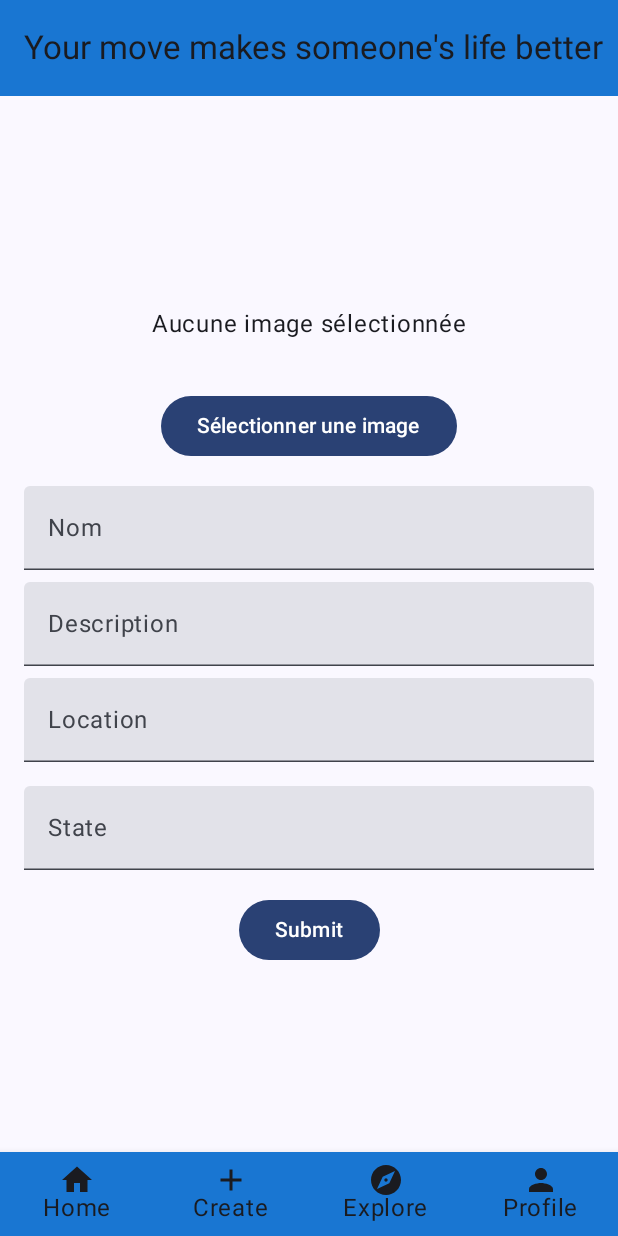
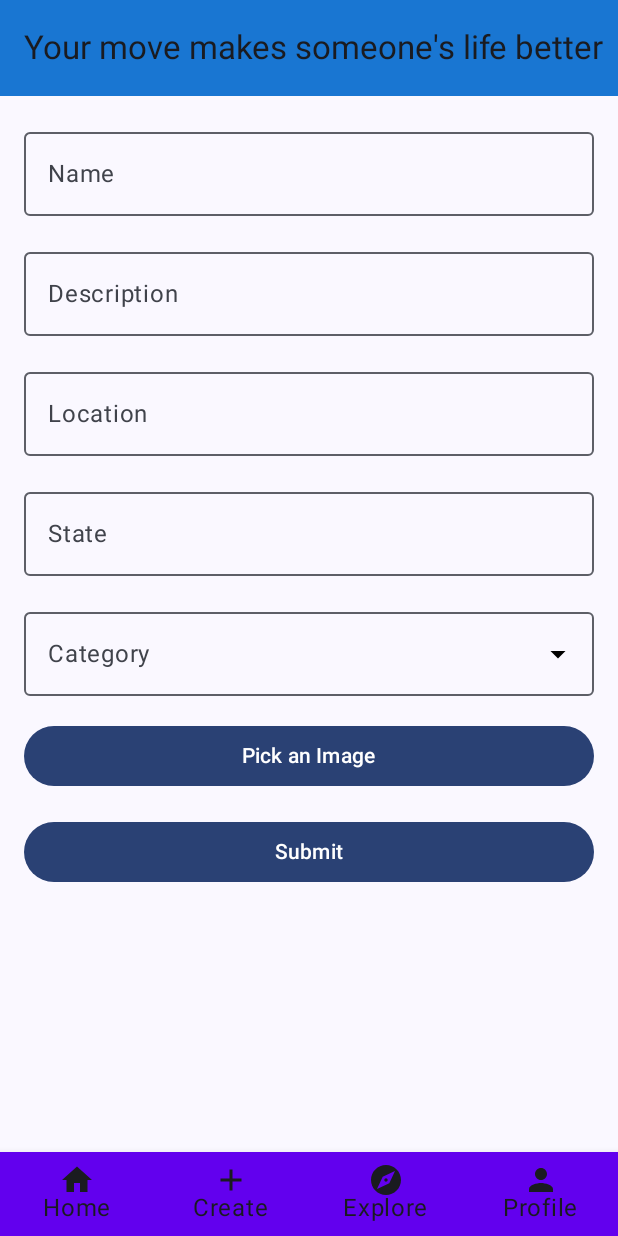
Before and after one commit to sabrinakaabachi/final, an Android app built with Jetpack Compose: the AddImageScreen screen opened through its navigation route, on a phone screen of 412 x 824 dp. Run offline under Robolectric (Android 15) with nearby library versions, the phone set to English and light mode, and no system bars; pictures from the network do not load; 1 statement that could not run was skipped.

Commit message:
Votre message de commit ici

```diff
--- a/app/src/main/java/com/example/myapplication11/MainActivity.kt
+++ b/app/src/main/java/com/example/myapplication11/MainActivity.kt
@@ -1,6 +1,7 @@
+@file:OptIn(ExperimentalMaterial3Api::class)
+
 package com.example.myapplication11
 
-import android.content.Context
 import android.net.Uri
 import android.os.Bundle
 import androidx.activity.ComponentActivity
@@ -9,12 +10,17 @@ import androidx.activity.compose.setContent
 import androidx.activity.result.contract.ActivityResultContracts
 import androidx.activity.viewModels
 import androidx.compose.foundation.Image
+import androidx.compose.foundation.clickable
+import androidx.compose.foundation.interaction.MutableInteractionSource
 import androidx.compose.foundation.layout.*
 import androidx.compose.foundation.rememberScrollState
 import androidx.compose.foundation.shape.RoundedCornerShape
 import androidx.compose.foundation.verticalScroll
+import androidx.compose.material.BottomNavigation
+import androidx.compose.material.BottomNavigationItem
 import androidx.compose.material.icons.Icons
 import androidx.compose.material.icons.filled.Add
+import androidx.compose.material.icons.filled.ArrowDropDown
 import androidx.compose.material.icons.filled.Explore
 import androidx.compose.material.icons.filled.Home
 import androidx.compose.material.icons.filled.Person
@@ -25,29 +31,20 @@ import androidx.compose.ui.Alignment
 import androidx.compose.ui.Modifier
 import androidx.compose.ui.graphics.Color
 import androidx.compose.ui.layout.ContentScale
-import androidx.compose.ui.platform.LocalContext
 import androidx.compose.ui.text.font.FontWeight
 import androidx.compose.ui.text.style.TextAlign
 import androidx.compose.ui.text.style.TextOverflow
 import androidx.compose.ui.unit.dp
 import androidx.compose.ui.unit.sp
-import androidx.core.content.FileProvider
 import androidx.navigation.NavController
 import androidx.navigation.compose.NavHost
 import androidx.navigation.compose.composable
 import androidx.navigation.compose.rememberNavController
-import com.example.myapplication11.R
+import coil.compose.rememberAsyncImagePainter
 import com.example.myapplication11.models.Product
 import com.example.myapplication11.ui.theme.MyApplication11Theme
 import com.example.myapplication11.viewmodel.ProductUiState
 import com.example.myapplication11.viewmodel.ProductViewModel
-import coil.compose.rememberAsyncImagePainter
-import com.example.myapplication11.ui.CreateScreen
-import androidx.compose.material.BottomNavigation
-import androidx.compose.material.BottomNavigationItem
-import androidx.compose.ui.tooling.preview.Preview
-import androidx.navigation.compose.currentBackStackEntryAsState
-import java.io.File
 
 // Main Activity
 class MainActivity : ComponentActivity() {
@@ -74,6 +71,7 @@ class MainActivity : ComponentActivity() {
 fun MyApp(productViewModel: ProductViewModel) {
     val navController = rememberNavController()
     val uiState by productViewModel.uiState.collectAsState()
+    var selectedCategory by remember { mutableStateOf("All") } // Selected category
 
     LaunchedEffect(Unit) {
         productViewModel.fetchProducts()
@@ -101,8 +99,10 @@ fun MyApp(productViewModel: ProductViewModel) {
                     ) {
                         GreetingSection()
                         SearchBar()
-                        CategorySection()
-                        ProductSection(uiState)
+                        CategorySection { category ->
+                            selectedCategory = category // Update selected category
+                        }
+                        ProductSection(uiState, selectedCategory) // Pass selected category
                     }
                 }
                 composable("create") {
@@ -127,7 +127,7 @@ fun MyApp(productViewModel: ProductViewModel) {
     )
 }
 
-// Composables pour les sections
+// Composables for sections
 @Composable
 fun GreetingSection() {
     Text(
@@ -151,26 +151,27 @@ fun SearchBar() {
 }
 
 @Composable
-fun CategorySection() {
+fun CategorySection(onCategorySelected: (String) -> Unit) {
     Row(
         modifier = Modifier
             .fillMaxWidth()
             .padding(horizontal = 16.dp, vertical = 8.dp),
         horizontalArrangement = Arrangement.SpaceBetween
     ) {
-        CategoryCard("All", Color(0xFFB39DDB), modifier = Modifier.weight(1f))
-        CategoryCard("Clothes", Color(0xFF81C784), modifier = Modifier.weight(1f))
-        CategoryCard("Education", Color(0xFF64B5F6), modifier = Modifier.weight(1f))
-        CategoryCard("Humanity", Color(0xFFFF8A65), modifier = Modifier.weight(1f))
+        CategoryCard("All", Color(0xFFB39DDB), modifier = Modifier.weight(1f), onClick = { onCategorySelected("All") })
+        CategoryCard("Clothes", Color(0xFF81C784), modifier = Modifier.weight(1f), onClick = { onCategorySelected("Clothes") })
+        CategoryCard("Education", Color(0xFF64B5F6), modifier = Modifier.weight(1f), onClick = { onCategorySelected("Education") })
+        CategoryCard("Humanity", Color(0xFFFF8A65), modifier = Modifier.weight(1f), onClick = { onCategorySelected("Humanity") })
     }
 }
 
 @Composable
-fun CategoryCard(text: String, color: Color, modifier: Modifier = Modifier) {
+fun CategoryCard(text: String, color: Color, modifier: Modifier = Modifier, onClick: () -> Unit) {
     Card(
         modifier = modifier
             .padding(8.dp)
-            .height(100.dp),
+            .height(100.dp)
+            .clickable { onClick() }, // Add click logic
         shape = RoundedCornerShape(10.dp),
         colors = CardDefaults.cardColors(containerColor = color)
     ) {
@@ -191,7 +192,7 @@ fun CategoryCard(text: String, color: Color, modifier: Modifier = Modifier) {
 }
 
 @Composable
-fun ProductSection(uiState: ProductUiState) {
+fun ProductSection(uiState: ProductUiState, selectedCategory: String) {
     when (uiState) {
         is ProductUiState.Loading -> {
             Text(
@@ -202,7 +203,9 @@ fun ProductSection(uiState: ProductUiState) {
             )
         }
         is ProductUiState.Success -> {
-            val products = uiState.produits
+            val products = uiState.produits.filter { product ->
+                selectedCategory == "All" || product.category == selectedCategory // Filter by category
+            }
             products.forEach { product ->
                 ProductCard(product)
             }
@@ -232,7 +235,7 @@ fun ProductCard(product: Product) {
         Column(modifier = Modifier.padding(16.dp)) {
             val imageUrl = product.image
             val painter = if (imageUrl.isNullOrEmpty()) {
-                rememberAsyncImagePainter(R.drawable.first) // Utilisation d'une image de placeholder si aucune image n'est fournie
+                rememberAsyncImagePainter(R.drawable.first) // Placeholder image if no image provided
             } else {
                 rememberAsyncImagePainter(model = imageUrl)
             }
@@ -278,69 +281,52 @@ fun AddImageScreen() {
     var location by remember { mutableStateOf("") }
     var state by remember { mutableStateOf("") }
 
+    // List of categories
+    val categories = listOf("Clothes", "Education", "Humanity")
+
+    // Handle selected category
+    var selectedCategory by remember { mutableStateOf("") }
+
+    var expanded by remember { mutableStateOf(false) }
+
     val pickImageLauncher = rememberLauncherForActivityResult(
         contract = ActivityResultContracts.GetContent(),
-        onResult = { uri: Uri? -> selectedImageUri = uri }
+        onResult = { uri -> selectedImageUri = uri }
     )
 
     Column(
         modifier = Modifier
             .fillMaxSize()
-            .padding(16.dp),
-        horizontalAlignment = Alignment.CenterHorizontally,
-        verticalArrangement = Arrangement.Center
+            .padding(16.dp)
     ) {
-        if (selectedImageUri != null) {
-            Image(
-                painter = rememberAsyncImagePainter(selectedImageUri),
-                contentDescription = "Selected Image",
-                modifier = Modifier.size(200.dp),
-                contentScale = ContentScale.Crop
-            )
-        } else {
-            Text(
-                text = "Aucune image sélectionnée",
-                modifier = Modifier.padding(16.dp),
-                style = MaterialTheme.typography.bodyLarge
-            )
-        }
+        OutlinedTextField(
+            value = name,
+            onValueChange = { name = it },
+            label = { Text("Name") },
+            modifier = Modifier.fillMaxWidth()
+        )
 
         Spacer(modifier = Modifier.height(16.dp))
 
-        Button(onClick = { pickImageLauncher.launch("image/*") }) {
-            Text("Sélectionner une image")
-        }
-
-        Spacer(modifier = Modifier.height(16.dp))
-
-        TextField(
-            value = name,
-            onValueChange = { name = it },
-            label = { Text("Nom") },
-            modifier = Modifier.fillMaxWidth()
-        )
-        Spacer(modifier = Modifier.height(8.dp))
-
-        TextField(
+        OutlinedTextField(
             value = description,
             onValueChange = { description = it },
             label = { Text("Description") },
             modifier = Modifier.fillMaxWidth()
         )
-        Spacer(modifier = Modifier.height(8.dp))
 
-        TextField(
+        Spacer(modifier = Modifier.height(16.dp))
+
+        OutlinedTextField(
             value = location,
             onValueChange = { location = it },
             label = { Text("Location") },
             modifier = Modifier.fillMaxWidth()
         )
-        Spacer(modifier = Modifier.height(8.dp))
 
+        Spacer(modifier = Modifier.height(16.dp))
 
-        Spacer(modifier = Modifier.height(8.dp))
-
-        TextField(
+        OutlinedTextField(
             value = state,
             onValueChange = { state = it },
             label = { Text("State") },
@@ -349,47 +335,92 @@ fun AddImageScreen() {
 
         Spacer(modifier = Modifier.height(16.dp))
 
-        Button(onClick = { /* Handle submit */ }) {
+        // Category Dropdown
+        ExposedDropdownMenuBox(
+            expanded = expanded,
+            onExpandedChange = { expanded = it }
+        ) {
+            OutlinedTextField(
+                value = selectedCategory,
+                onValueChange = { selectedCategory = it },
+                label = { Text("Category") },
+                trailingIcon = {
+                    Icon(
+                        Icons.Filled.ArrowDropDown,
+                        contentDescription = null,
+                        tint = Color.Black // Directly set the color of the trailing icon here
+                    )
+                },
+                readOnly = true,
+                modifier = Modifier
+                    .fillMaxWidth()
+                    .menuAnchor()
+            )
+            ExposedDropdownMenu(
+                expanded = expanded,
+                onDismissRequest = { expanded = false }
+            ) {
+                categories.forEach { category ->
+                    DropdownMenuItem(
+                        text = { Text(category) },
+                        onClick = {
+                            selectedCategory = category
+                            expanded = false
+                        }
+                    )
+                }
+            }
+        }
+
+
+        Spacer(modifier = Modifier.height(16.dp))
+
+        Button(
+            onClick = { pickImageLauncher.launch("image/*") },
+            modifier = Modifier.fillMaxWidth()
+        ) {
+            Text("Pick an Image")
+        }
+
+        Spacer(modifier = Modifier.height(16.dp))
+
+        Button(
+            onClick = {
+                // Handle the submit logic here
+            },
+            modifier = Modifier.fillMaxWidth()
+        ) {
             Text("Submit")
         }
     }
 }
 
-// Bottom Navigation Bar
-@Composable
-fun currentRoute(navController: NavController): String? {
-    val navBackStackEntry by navController.currentBackStackEntryAsState()
-    return navBackStackEntry?.destination?.route
-}
+// Bottom Navigation Composables
 @Composable
 fun BottomNavigationBar(navController: NavController) {
-    BottomNavigation(
-        backgroundColor = Color(0xFF1976D2),
-        contentColor = Color.White
-    ) {
+    BottomNavigation {
         BottomNavigationItem(
-            icon = { Icon(Icons.Filled.Home, contentDescription = "Home") },
+            icon = { Icon(Icons.Filled.Home, contentDescription = null) },
+            selected = false,
             label = { Text("Home") },
-            selected = currentRoute(navController) == "home",
             onClick = { navController.navigate("home") }
         )
-
         BottomNavigationItem(
             icon = { Icon(Icons.Filled.Add, contentDescription = null) },
+            selected = false,
             label = { Text("Create") },
-            selected = false,
             onClick = { navController.navigate("create") }
         )
         BottomNavigationItem(
             icon = { Icon(Icons.Filled.Explore, contentDescription = null) },
+            selected = false,
             label = { Text("Explore") },
-            selected = false,
             onClick = { navController.navigate("explore") }
         )
         BottomNavigationItem(
             icon = { Icon(Icons.Filled.Person, contentDescription = null) },
+            selected = false,
             label = { Text("Profile") },
-            selected = false,
             onClick = { navController.navigate("profile") }
         )
     }
--- a/app/src/main/java/com/example/myapplication11/models/Product.kt
+++ b/app/src/main/java/com/example/myapplication11/models/Product.kt
@@ -7,13 +7,15 @@ data class Product(
 	@field:SerializedName("image")
 	val image: String? = null,
 
-	@field:SerializedName("prix")
-	val prix: Any? = null,
-
 	@field:SerializedName("description")
 	val description: String? = null,
 
 	@field:SerializedName("nom")
 	val nom: String? = null,
-	val availability: Int
+
+	@field:SerializedName("category")  // Ajout de la catégorie
+	val category: String? = null,  // Déclare le champ catégorie
+
+	@field:SerializedName("location")  // Ajout de la localisation
+	val location: String? = null   // Déclare le champ localisation
 )
--- a/app/src/main/java/com/example/myapplication11/viewmodel/ProductViewModel.kt
+++ b/app/src/main/java/com/example/myapplication11/viewmodel/ProductViewModel.kt
@@ -1,8 +1,6 @@
 package com.example.myapplication11.viewmodel
 
-
 import androidx.lifecycle.ViewModel
-
 import com.example.myapplication11.models.Product
 import kotlinx.coroutines.flow.MutableStateFlow
 import kotlinx.coroutines.flow.StateFlow
@@ -14,19 +12,48 @@ sealed interface ProductUiState {
 }
 
 class ProductViewModel : ViewModel() {
-    // Votre état UI actuel
+    // État UI actuel
     private val _uiState = MutableStateFlow<ProductUiState>(ProductUiState.Loading)
     val uiState: StateFlow<ProductUiState> = _uiState
 
-    // Fonction pour ajouter un produit (ou don)
-    fun addProduct(name: String, description: String, state: String, location: String, availability: Int) {
-        // Logique pour ajouter le produit, par exemple en l'envoyant à une base de données
-        val newProduct = Product(name, description, state, location, availability)
-        // Simule l'ajout du produit à une liste ou base de données
-        // Vous pouvez ajouter ce produit à une liste ou appeler un API
+    // Gérer la catégorie sélectionnée
+    private val _selectedCategory = MutableStateFlow<String?>(null)
+    val selectedCategory: StateFlow<String?> = _selectedCategory
+
+    // Liste de produits pour la simulation
+    private val allProducts = mutableListOf(
+        Product("Product 1", "Description 1", "Good", "Clothes", "Tunis"),
+        Product("Product 2", "Description 2", "New", "Education", "Bizerte"),
+        Product("Product 3", "Description 3", "Used", "Education", "Beja")
+    )
+
+    // Méthode pour ajouter un produit (ou don)
+    fun addProduct(name: String, description: String, state: String, location: String, availability: Int, category: String) {
+        val newProduct = Product(name, description, state, location, category)
+        // Ajouter le produit à la liste existante
+        allProducts.add(newProduct)
+        _uiState.value = ProductUiState.Success(allProducts)
     }
 
+    // Méthode pour récupérer les produits filtrés par catégorie
     fun fetchProducts() {
-        // Logique pour récupérer les produits
+        // Appliquer le filtre basé sur la catégorie sélectionnée
+        _selectedCategory.value?.let { category ->
+            val filteredProducts = allProducts.filter { it.category == category }
+            _uiState.value = ProductUiState.Success(filteredProducts)
+        } ?: run {
+            // Si aucune catégorie n'est sélectionnée, afficher tous les produits
+            _uiState.value = ProductUiState.Success(allProducts)
+        }
+    }
+
+    // Mettre à jour la catégorie sélectionnée
+    fun setCategory(category: String) {
+        _selectedCategory.value = category
+        fetchProducts()  // Filtrer les produits en fonction de la catégorie sélectionnée
+    }
+
+    fun addProduct(name: String, description: String, state: String, location: String, category: String) {
+
     }
 }
```
Also changed, not shown: app/build.gradle.kts (+26 -18 lines), app/src/main/java/com/example/myapplication11/Screens/CreateDon.kt (+32 -8 lines).
